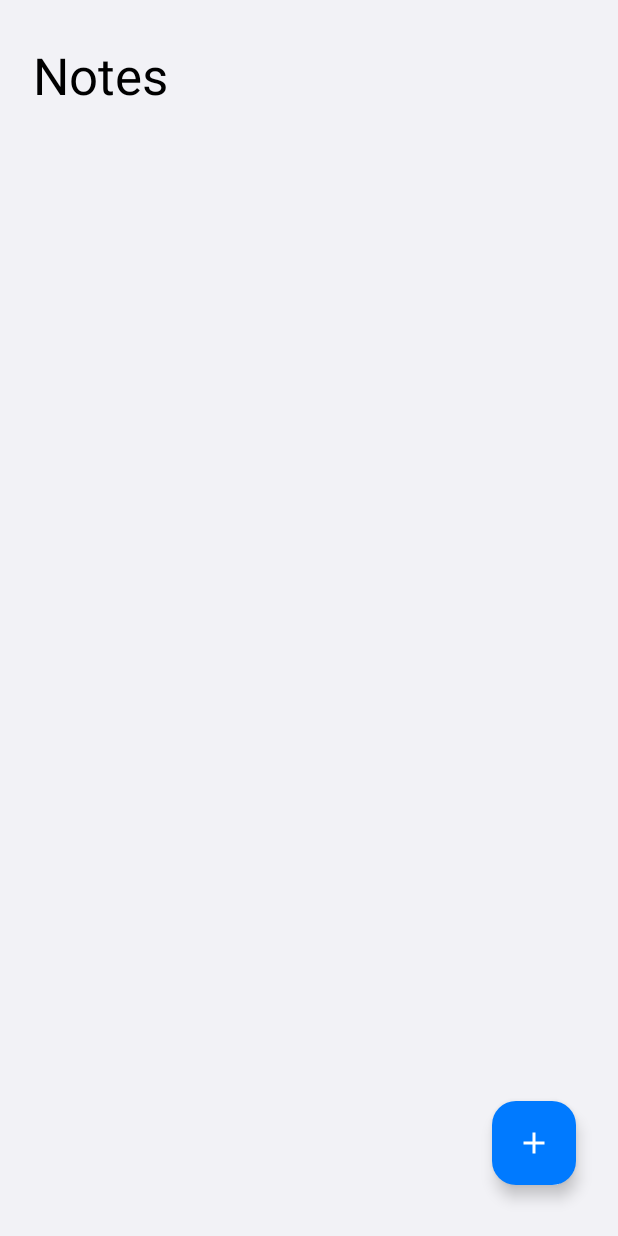
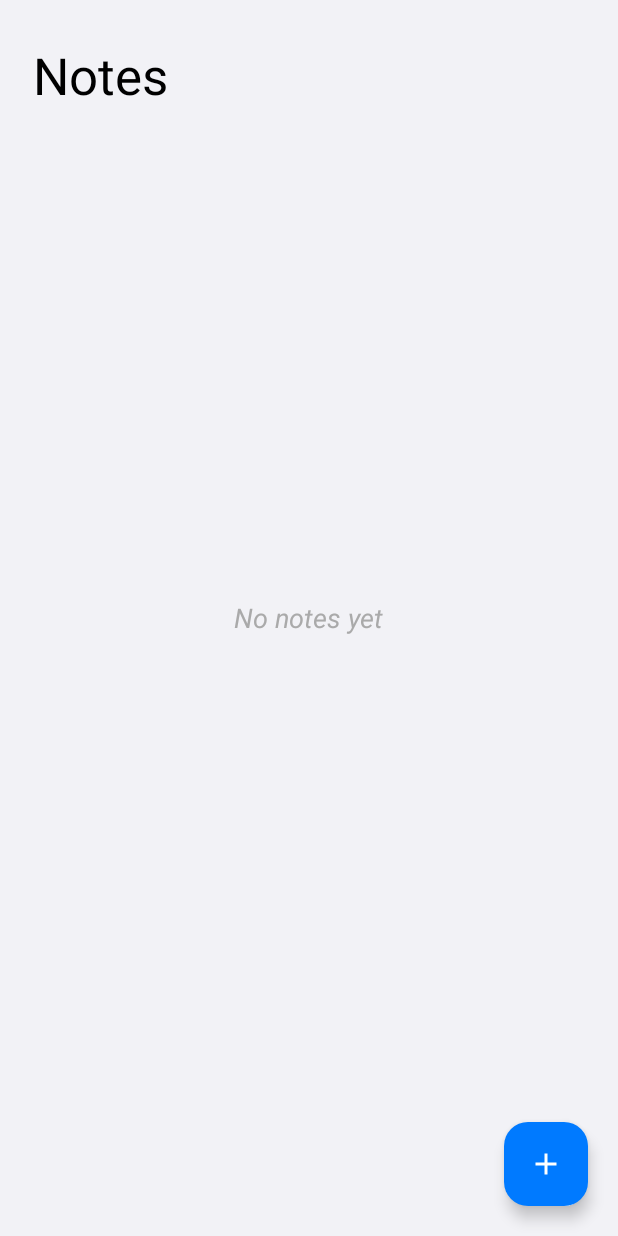
Before and after one commit to Vadim-Ponochevny/Android_Lab4, an Android app: the screen it shows after launch (MainActivity), on a phone screen of 412 x 824 dp. Run offline under Robolectric (Android 15) with nearby library versions, the phone set to English and light mode, and no system bars; our stand-ins replace Dagger/Hilt's generated code, Room's generated code; Roboto replaces fonts that are not available here.

Commit message:
refactor + fixed dialog (showOrHideDialog in MainActivity.kt) + xml modification

```diff
--- a/app/src/main/java/com/example/android_lab4/MainActivity.kt
+++ b/app/src/main/java/com/example/android_lab4/MainActivity.kt
@@ -1,7 +1,7 @@
 package com.example.android_lab4
 
 import android.os.Bundle
-import android.util.Log
+import android.view.View
 import androidx.activity.enableEdgeToEdge
 import androidx.activity.viewModels
 import androidx.appcompat.app.AppCompatActivity
@@ -15,6 +15,7 @@ import com.example.android_lab4.databinding.NoteScreenBinding
 import com.example.android_lab4.ui.note.AddNoteDialog
 import com.example.android_lab4.ui.note.NoteAdapter
 import com.example.android_lab4.ui.note.NoteEvent
+import com.example.android_lab4.ui.note.NoteState
 import com.example.android_lab4.ui.note.NoteViewModel
 import dagger.hilt.android.AndroidEntryPoint
 import kotlinx.coroutines.launch
@@ -30,7 +31,6 @@ class MainActivity : AppCompatActivity(), AddNoteDialog.NoticeDialogListener
         onEditNote = {note -> viewModel.onEvent(NoteEvent.EditNote(note)); viewModel.onEvent(NoteEvent.ShowDialog)}
     )
 
-
     override fun onCreate(
         savedInstanceState: Bundle?
     ) {
@@ -43,11 +43,9 @@ class MainActivity : AppCompatActivity(), AddNoteDialog.NoticeDialogListener
         setRView()
 
         pushAllNotesInAdapter()
-        noteDialog()
+        observeDialogState()
 
-        binding.fab.setOnClickListener {
-            viewModel.onEvent(NoteEvent.ShowDialog)
-        }
+        setupFabClickListener()
     }
 
     override fun onDestroy() {
@@ -74,8 +72,22 @@ class MainActivity : AppCompatActivity(), AddNoteDialog.NoticeDialogListener
             repeatOnLifecycle(Lifecycle.State.STARTED) {
                 viewModel.notes.collect { notes ->
                     adapter.submitList(notes)
+
+                    if (notes.isEmpty()) {
+                        binding.recyclerView.visibility = View.GONE
+                        binding.emptyTextView.visibility = View.VISIBLE
+                    } else {
+                        binding.recyclerView.visibility = View.VISIBLE
+                        binding.emptyTextView.visibility = View.GONE
+                    }
                 }
             }
+        }
+    }
+
+    private fun setupFabClickListener() {
+        binding.fab.setOnClickListener {
+            viewModel.onEvent(NoteEvent.ShowDialog)
         }
     }
 
@@ -88,26 +100,27 @@ class MainActivity : AppCompatActivity(), AddNoteDialog.NoticeDialogListener
         viewModel.onEvent(NoteEvent.HideDialog)
     }
 
-    private fun noteDialog() {
+    private fun observeDialogState() {
         lifecycleScope.launch {
             repeatOnLifecycle(Lifecycle.State.STARTED) {
                 viewModel.state.collect { state ->
-                    val existingDialog = supportFragmentManager
-                        .findFragmentByTag("NoticeDialogFragment") as? AddNoteDialog
-
-                    if (state.dialogIsOpen) {
-                        if (existingDialog == null) {
-                            val dialog = AddNoteDialog.newInstance(
-                                state.title,
-                                state.description
-                            )
-                            dialog.show(supportFragmentManager, "NoticeDialogFragment")
-                        }
-                    } else {
-                        existingDialog?.dismiss()
-                    }
+                    showOrHideDialog(state)
                 }
             }
         }
     }
+
+    private fun showOrHideDialog (state: NoteState) {
+        if (state.dialogIsOpen) {
+            val existingDialog = supportFragmentManager
+                .findFragmentByTag(AddNoteDialog.TAG) as? AddNoteDialog
+
+            if (existingDialog == null) {
+                AddNoteDialog.newInstance(
+                    state.title,
+                    state.description
+                ).show(supportFragmentManager, AddNoteDialog.TAG)
+            }
+        }
+    }
 }
--- a/app/src/main/res/layout/note_screen.xml
+++ b/app/src/main/res/layout/note_screen.xml
@@ -12,6 +12,7 @@
 <com.google.android.material.appbar.AppBarLayout
     android:layout_width="match_parent"
     android:layout_height="wrap_content"
+    android:id="@+id/appBarMaterial"
     android:background="@android:color/transparent"
     app:elevation="0dp">
 
@@ -28,7 +29,7 @@
             android:layout_marginStart="22dp"
             android:layout_marginTop="27dp"
             android:fontFamily="@font/nunito_sans_bold"
-                android:text="Notes"
+            android:text="@string/titleForMainScreen"
             android:textColor="@color/black"
             android:textSize="34sp"
             app:layout_collapseMode="pin"
@@ -38,11 +39,23 @@
 
 </com.google.android.material.appbar.AppBarLayout>
 
+<TextView
+    android:id="@+id/emptyTextView"
+    android:layout_width="wrap_content"
+    android:layout_height="wrap_content"
+    android:text="@string/whenNotesMissing"
+    android:textStyle="italic"
+    android:textSize="18sp"
+    android:gravity="center"
+    android:layout_gravity="center"
+    android:visibility="gone"
+    android:textColor="@android:color/darker_gray"/>
+
 <androidx.recyclerview.widget.RecyclerView
     android:id="@+id/recyclerView"
-        android:layout_width="346dp"
+    android:layout_width="match_parent"
     android:layout_height="match_parent"
-        android:layout_gravity="center"
+    android:layout_gravity="center_vertical"
     android:clipToPadding="false"
     app:layout_behavior="@string/appbar_scrolling_view_behavior" />
 
@@ -50,14 +63,13 @@
     android:id="@+id/fab"
     android:layout_width="wrap_content"
     android:layout_height="wrap_content"
-        android:layout_margin="16dp"
-        android:contentDescription="Добавить заметку"
+    android:layout_margin="20dp"
+    android:contentDescription="@string/contentDescriptionForFab"
     android:src="@drawable/ic_add_icon"
     app:backgroundTint="@color/blue"
     app:tint="@android:color/white"
     app:fabSize="normal"
     app:useCompatPadding="true"
-        app:layout_anchor="@id/recyclerView"
-        app:layout_anchorGravity="bottom|end|right" />
+    android:layout_gravity="bottom|end" />
 
 </androidx.coordinatorlayout.widget.CoordinatorLayout>
--- a/app/src/main/res/values/strings.xml
+++ b/app/src/main/res/values/strings.xml
@@ -1,3 +1,8 @@
 <resources>
-    <string name="app_name">Android_Lab4</string>
+    <string name="app_name">Notes</string>
+    <string name="titleForMainScreen">Notes</string>
+    <string name="contentDescriptionForFab">Add Note</string>
+    <string name="nameOfNote">Name of the note</string>
+    <string name="contentDescriptionOfDeleteButton">Delete a note</string>
+    <string name="whenNotesMissing">No notes yet</string>
 </resources>
```
Also changed, not shown: app/src/main/java/com/example/android_lab4/ui/note/AddNoteDialog.kt (+19 -20 lines), app/src/main/java/com/example/android_lab4/ui/note/NoteViewModel.kt (+26 -26 lines), app/src/main/res/layout/one_note.xml (+10 -3 lines). Lines whose indentation alone changed are shown as unchanged.
